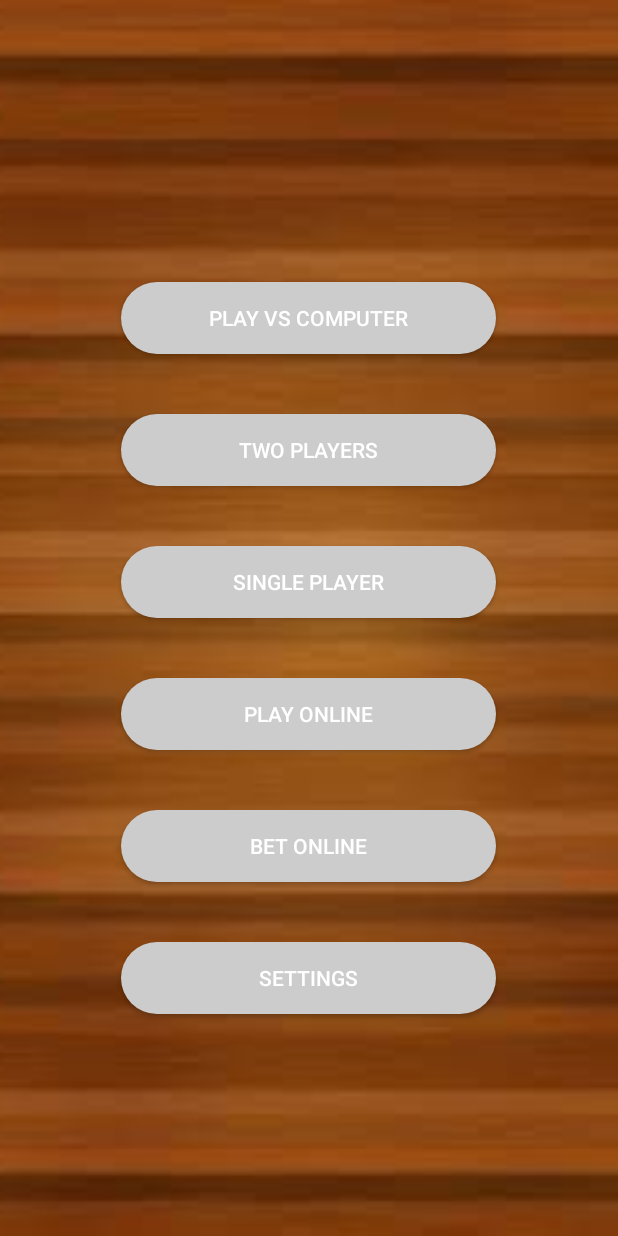
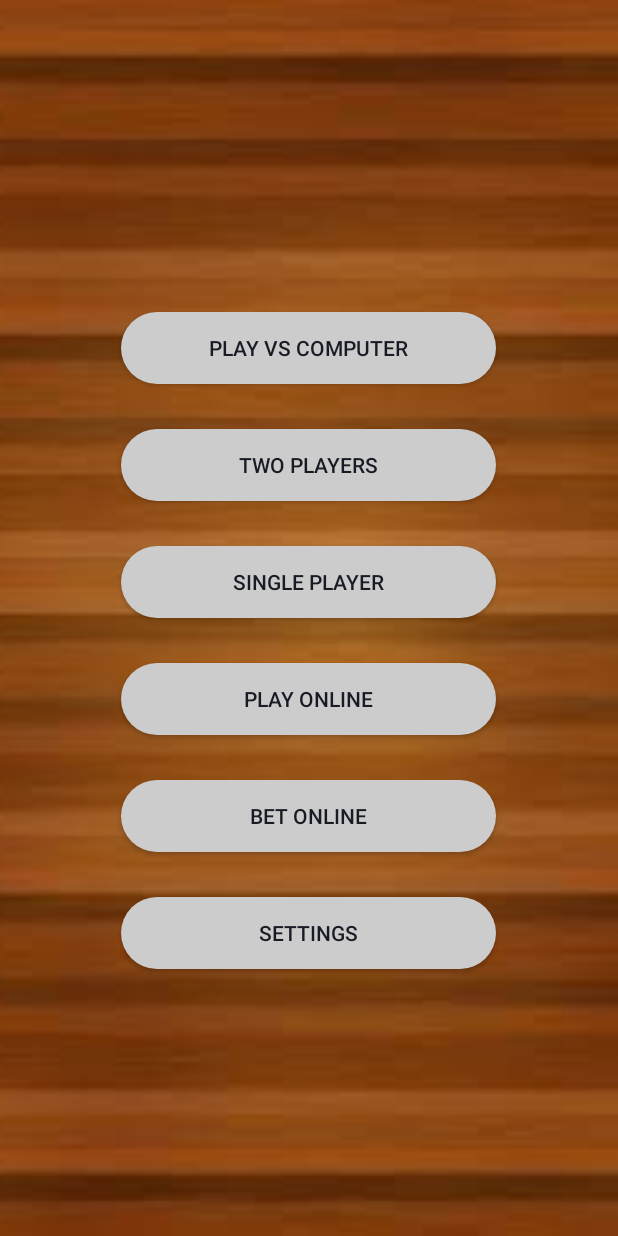
Before and after one commit to Magz8984/chess_bet, an Android app: the layout activity_main.xml on its own in the app's theme, with its tools: preview values and no code run, on a phone screen of 412 x 824 dp. Run offline under Robolectric (Android 15) with nearby library versions, the phone set to English and light mode, and no system bars.

Commit message:
Finish First Demo

```diff
--- a/app/src/main/java/chessengine/BoardView.java
+++ b/app/src/main/java/chessengine/BoardView.java
@@ -220,10 +220,12 @@ class Cell extends View{
         else{
             drawable.setColorFilter(isDark() ? Color.rgb(240,230,140) : Color.CYAN,PorterDuff.Mode.DST_OVER);
         }
+
         drawable.setBounds(tileRect);
         drawable.draw(canvas);
 
         bitmap = ((BitmapDrawable) drawable).getBitmap();
+
 
         mSrcRectF.set(0, 0, bitmap.getWidth(), bitmap.getHeight());
 
@@ -231,8 +233,10 @@ class Cell extends View{
         mDestRectF.set(0, 0, getWidth(),getHeight());
 
 
+
         // Scaling the bitmap to fit the PaintView
         matrix.setRectToRect(mSrcRectF, mDestRectF, Matrix.ScaleToFit.CENTER);
+        matrix.postRotate(90);
         // Drawing the bitmap in the canvas
 
 
--- a/app/src/main/res/layout/activity_login.xml
+++ b/app/src/main/res/layout/activity_login.xml
@@ -40,7 +40,6 @@
                 android:hint="@string/hint_email"
                 android:inputType="textEmailAddress"
                 android:maxLines="1"
-                android:padding="1dp"
                 android:textColor="@color/colorWhite"
                 android:theme="@style/ThemeOverlay.AppCompat.Dark.ActionBar"
                 app:fontFamily="@font/poiretoneregular" />
@@ -64,10 +63,8 @@
                 android:drawablePadding="12dp"
                 android:hint="@string/hint_password"
                 android:fontFamily="@font/poiretoneregular"
-                android:paddingTop="20dp"
                 android:inputType="textPassword"
                 android:maxLines="1"
-                android:padding="1dp"
                 android:textColor="@color/colorWhite"
                 android:theme="@style/ThemeOverlay.AppCompat.Dark.ActionBar"
                 app:fontFamily="@font/poiretoneregular" />
--- a/app/src/main/res/layout/activity_main.xml
+++ b/app/src/main/res/layout/activity_main.xml
@@ -14,61 +14,59 @@
         android:gravity="center"
         android:orientation="vertical"
         android:padding="@dimen/activity_horizontal_margin"
-        tools:layout_editor_absoluteX="0dp"
-        tools:layout_editor_absoluteY="0dp">
+        tools:layout_editor_absoluteX="0sp"
+        tools:layout_editor_absoluteY="0sp">
 
 
         <Button
             android:id="@+id/BtnPlaycomputer"
-            android:layout_width="250dp"
+            android:layout_width="250sp"
             android:layout_height="wrap_content"
             android:text="Play vs Computer"
-            android:layout_marginTop="40dp"
+            android:layout_marginTop="30sp"
             android:background="@drawable/menubuttons"
-            android:textColor="@color/colorWhite" />
+            android:textColor="@color/colorPrimaryDark" />
         <Button
             android:id="@+id/BtnPlaytwoplayer"
-            android:layout_width="250dp"
+            android:layout_width="250sp"
             android:layout_height="wrap_content"
             android:text="two Players"
-            android:layout_marginTop="40dp"
+            android:layout_marginTop="30sp"
             android:background="@drawable/menubuttons"
-            android:textColor="@color/colorWhite" />
+            android:textColor="@color/colorPrimaryDark" />
         <Button
             android:id="@+id/BtnPlaysingleplayer"
-            android:layout_width="250dp"
+            android:layout_width="250sp"
             android:layout_height="wrap_content"
             android:text="Single Player"
-            android:layout_marginTop="40dp"
+            android:layout_marginTop="30sp"
             android:background="@drawable/menubuttons"
-            android:textColor="@color/colorWhite"/>
+            android:textColor="@color/colorPrimaryDark"/>
         <Button
             android:id="@+id/BtnPlayonline"
-            android:layout_width="250dp"
+            android:layout_width="250sp"
             android:layout_height="wrap_content"
             android:text="Play Online"
-            android:layout_marginTop="40dp"
+            android:layout_marginTop="30sp"
             android:background="@drawable/menubuttons"
-            android:textColor="@color/colorWhite"/>
+            android:textColor="@color/colorPrimaryDark"/>
         <Button
             android:id="@+id/BtnPlayBetonline"
-            android:layout_width="250dp"
+            android:layout_width="250sp"
             android:layout_height="wrap_content"
             android:text="Bet Online"
-            android:layout_marginTop="40dp"
+            android:layout_marginTop="30sp"
             android:background="@drawable/menubuttons"
-            android:textColor="@color/colorWhite"/>
+            android:textColor="@color/colorPrimaryDark"/>
         <Button
             android:id="@+id/BtnSettings"
-            android:layout_width="250dp"
+            android:layout_width="250sp"
             android:layout_height="wrap_content"
             android:text="Settings"
-            android:layout_marginTop="40dp"
+            android:layout_marginTop="30sp"
             android:background="@drawable/menubuttons"
-            android:textColor="@color/colorWhite" />
+            android:textColor="@color/colorPrimaryDark" />
 
     </LinearLayout>
 
-
-
 </android.support.constraint.ConstraintLayout>
--- a/app/src/main/res/values/strings.xml
+++ b/app/src/main/res/values/strings.xml
@@ -28,4 +28,5 @@
     <string name="btn_sign_out">Sign Out</string>
     <string name="lbl_forgot_password">Forgot password?</string>
     <string name="forgot_password_msg">We just need your registered Email to sent you password reset instructions.</string>
+    <string name="flip">FLIP</string>
 </resources>
```
Also changed, not shown: app/src/main/AndroidManifest.xml (+7 -3 lines), app/src/main/java/chessbet/app/com/BoardActivity.java (+17 -3 lines), app/src/main/java/chessbet/app/com/MainActivity.java (+25 -18 lines), app/src/main/res/layout/activity_board.xml (+8 -0 lines).
